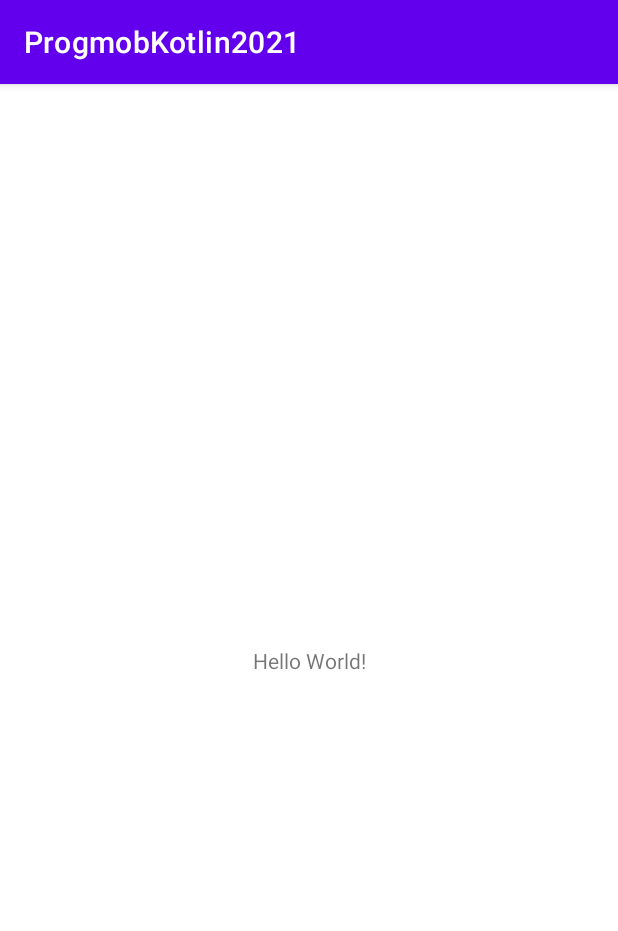
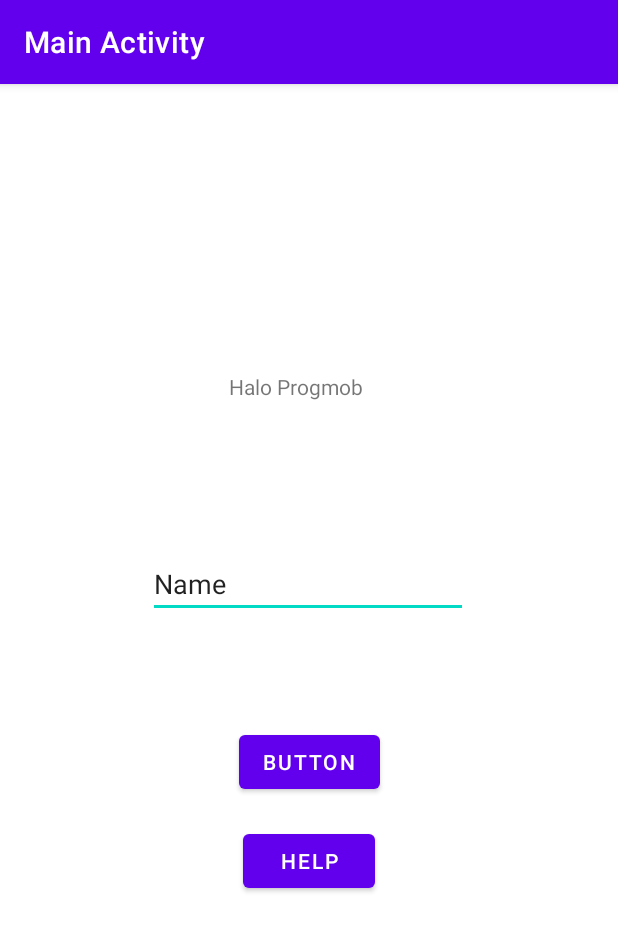
Before and after one commit to estersiwu/progmobKotlin2021, an Android app: the screen it shows after launch (MainActivity), on a phone screen of 412 x 824 dp. Shown: the top 931 px of the screen. Run offline under Robolectric (Android 15) with nearby library versions, the phone set to English and light mode, and no system bars.

Commit message:
SELESAI MODUL ACTIVITY

```diff
--- a/app/src/main/java/com/example/progmobkotlin2021/MainActivity.kt
+++ b/app/src/main/java/com/example/progmobkotlin2021/MainActivity.kt
@@ -1,11 +1,43 @@
 package com.example.progmobkotlin2021
 
+import android.content.Intent
 import androidx.appcompat.app.AppCompatActivity
 import android.os.Bundle
+import android.view.View
+import android.widget.Button
+import android.widget.EditText
+import android.widget.TextView
 
 class MainActivity : AppCompatActivity() {
+    lateinit var tvMain : TextView
+    lateinit var btnInputNama : Button
+    lateinit var btnHelp : Button
+    lateinit var edInputNama : EditText
+
     override fun onCreate(savedInstanceState: Bundle?) {
         super.onCreate(savedInstanceState)
         setContentView(R.layout.activity_main)
+
+        tvMain = findViewById(R.id.tv_main_activity)
+        tvMain.text = getString(R.string.text_progmob_main)
+
+        btnInputNama = findViewById(R.id.btn_ambil_nama)
+        btnHelp = findViewById(R.id.btn_help)
+
+        edInputNama = findViewById(R.id.ed_input_nama)
+
+        btnInputNama.setOnClickListener(View.OnClickListener { view ->
+            var strTmp = edInputNama.text.toString()
+            tvMain.text = strTmp
+        })
+        btnHelp.setOnClickListener(View.OnClickListener { view ->
+            var bundle = Bundle()
+            var strTmp = edInputNama.text.toString()
+            bundle.putString("tesText",strTmp)
+
+            var intent = Intent(this@MainActivity, HelpActivity::class.java)
+            intent.putExtras(bundle)
+            startActivity(intent)
+        })
     }
 }
--- a/app/src/main/res/layout/activity_main.xml
+++ b/app/src/main/res/layout/activity_main.xml
@@ -7,12 +7,49 @@
     tools:context=".MainActivity">
 
     <TextView
+        android:id="@+id/tv_main_activity"
         android:layout_width="wrap_content"
         android:layout_height="wrap_content"
+        android:layout_marginTop="192dp"
         android:text="Hello World!"
-        app:layout_constraintBottom_toBottomOf="parent"
+        app:layout_constraintHorizontal_bias="0.474"
         app:layout_constraintLeft_toLeftOf="parent"
         app:layout_constraintRight_toRightOf="parent"
         app:layout_constraintTop_toTopOf="parent" />
 
+    <Button
+        android:id="@+id/btn_ambil_nama"
+        android:layout_width="wrap_content"
+        android:layout_height="wrap_content"
+        android:layout_marginBottom="292dp"
+        android:text="Button"
+        app:layout_constraintBottom_toBottomOf="parent"
+        app:layout_constraintEnd_toEndOf="parent"
+        app:layout_constraintStart_toStartOf="parent" />
+
+    <EditText
+        android:id="@+id/ed_input_nama"
+        android:layout_width="wrap_content"
+        android:layout_height="wrap_content"
+        android:ems="10"
+        android:inputType="textPersonName"
+        android:text="Name"
+        app:layout_constraintBottom_toTopOf="@+id/btn_ambil_nama"
+        app:layout_constraintEnd_toEndOf="parent"
+        app:layout_constraintHorizontal_bias="0.497"
+        app:layout_constraintStart_toStartOf="parent"
+        app:layout_constraintTop_toBottomOf="@+id/tv_main_activity"
+        app:layout_constraintVertical_bias="0.578" />
+
+    <Button
+        android:id="@+id/btn_help"
+        android:layout_width="wrap_content"
+        android:layout_height="wrap_content"
+        android:text="Help"
+        app:layout_constraintBottom_toBottomOf="parent"
+        app:layout_constraintEnd_toEndOf="parent"
+        app:layout_constraintStart_toStartOf="parent"
+        app:layout_constraintTop_toBottomOf="@+id/btn_ambil_nama"
+        app:layout_constraintVertical_bias="0.073" />
+
 </androidx.constraintlayout.widget.ConstraintLayout>
--- a/app/src/main/res/values/strings.xml
+++ b/app/src/main/res/values/strings.xml
@@ -1,3 +1,4 @@
 <resources>
     <string name="app_name">ProgmobKotlin2021</string>
+    <string name="text_progmob_main">Halo Progmob</string>
 </resources>
```
Also changed, not shown: app/src/main/AndroidManifest.xml (+7 -1 lines), app/src/main/java/com/example/progmobkotlin2021/HelpActivity.kt (added, +18 -0 lines), app/src/main/res/layout/activity_help.xml (added, +9 -0 lines).
